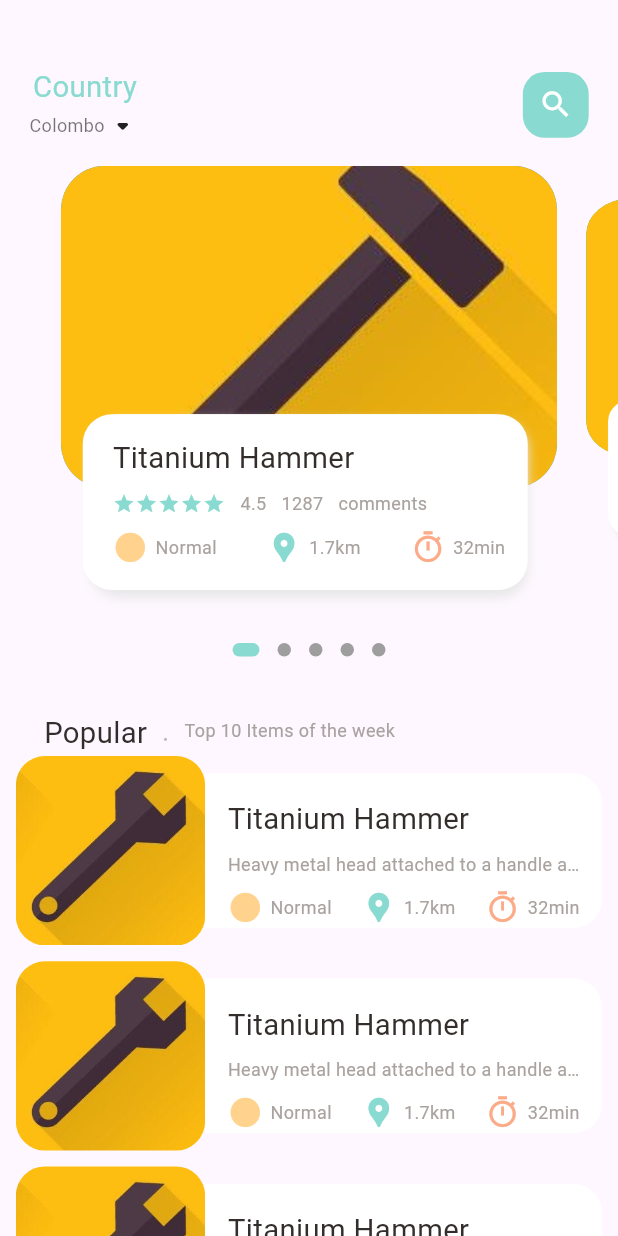
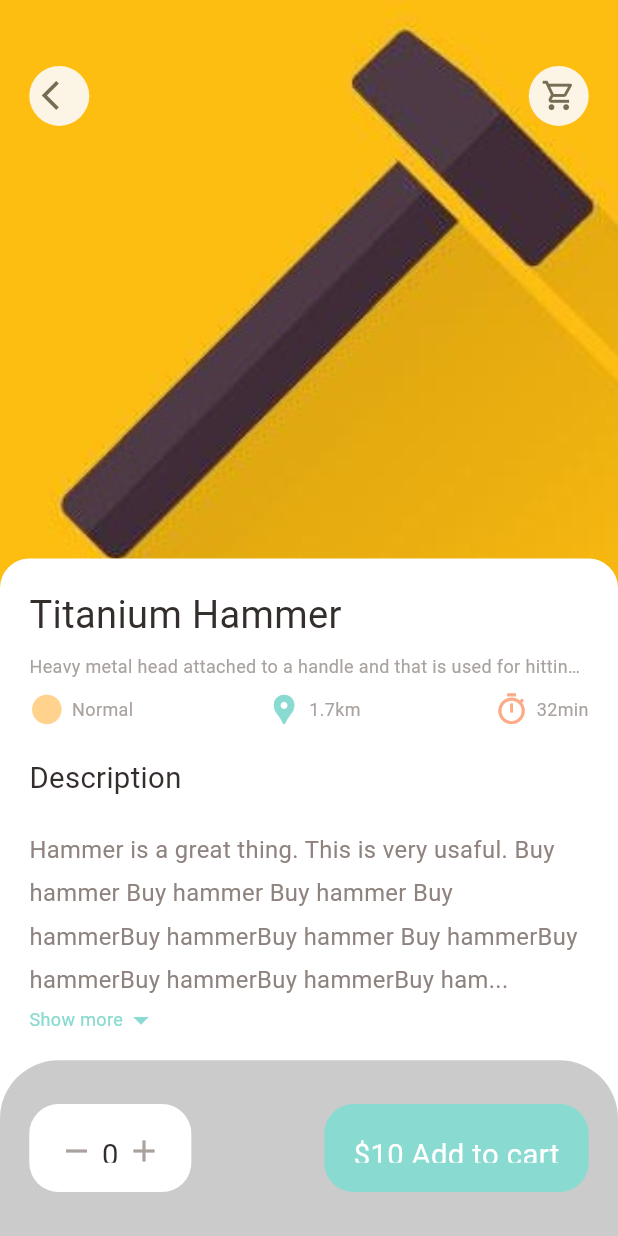
Before and after one commit to piumaldias/HandyPlug, a Flutter app: the screen it shows after launch, on a phone screen of 412 x 824 dp. Run offline on Flutter 3.47's test engine with Material 2 defaults, Android fonts, the light colour scheme and no system bars; drawn by our look-alikes of dots_indicator; our stand-ins replace get.

Commit message:
All are done

```diff
--- a/lib/main.dart
+++ b/lib/main.dart
@@ -1,6 +1,7 @@
 import 'package:flutter/material.dart';
 import 'package:get/get_navigation/src/root/get_material_app.dart';
-import 'package:hardware_app/home/main_store_page.dart';
+import 'package:hardware_app/pages/home/main_store_page.dart';
+import 'package:hardware_app/pages/tools/popular_tools.dart';
 
 void main() {
   runApp(const MyApp());
@@ -20,7 +21,9 @@ class MyApp extends StatelessWidget {
         colorScheme: ColorScheme.fromSeed(seedColor: Colors.deepPurple),
         useMaterial3: true,
       ),
-      home: MainStorePage(),
+      home: PopularToolsDetail(),
+      //home: MainStorePage(),
+
     );
   }
 }
--- a/lib/home/store_page_body.dart
+++ b/lib/pages/home/store_page_body.dart
@@ -3,6 +3,7 @@ import 'package:flutter/cupertino.dart';
 import 'package:flutter/material.dart';
 import 'package:hardware_app/utils/colors.dart';
 import 'package:hardware_app/utils/dimensions.dart';
+import 'package:hardware_app/widgets/app_column.dart';
 import 'package:hardware_app/widgets/big_text.dart';
 import 'package:hardware_app/widgets/icon_and_text_widget.dart';
 import 'package:hardware_app/widgets/small_text.dart';
@@ -97,8 +98,8 @@ class _StorePageBodyState extends State<StorePageBody> {
         ),
 
         //list of items in popular products
-        Container(
-          child: ListView.builder(
+
+        ListView.builder(
               physics: NeverScrollableScrollPhysics(),
               shrinkWrap: true,
               itemCount: 10,
@@ -134,43 +135,7 @@ class _StorePageBodyState extends State<StorePageBody> {
                           child: Container(
                             padding: EdgeInsets.only(
                                 top: Dimensions.height15, left: 15, right: 15),
-                            child: Column(
-                              crossAxisAlignment: CrossAxisAlignment.start,
-                              mainAxisAlignment: MainAxisAlignment.center,
-                              children: [
-                                BigText(
-                                  text: "Titanium Hammer",
-                                  overFlow: TextOverflow.ellipsis,
-                                ),
-                                SizedBox(
-                                  height: Dimensions.height10,
-                                ),
-                                SmallText(
-                                    text:
-                                        "Heavy metal head attached to a handle and that is used for hitting nails or breaking things apart"),
-                                SizedBox(
-                                  height: Dimensions.height10,
-                                ),
-                                Row(
-                                  mainAxisAlignment:
-                                      MainAxisAlignment.spaceBetween,
-                                  children: [
-                                    IconAndTextWidget(
-                                        icon: Icons.circle_sharp,
-                                        text: "Normal",
-                                        iconColor: AppColors.iconColor1),
-                                    IconAndTextWidget(
-                                        icon: Icons.location_pin,
-                                        text: "1.7km",
-                                        iconColor: AppColors.mainColor),
-                                    IconAndTextWidget(
-                                        icon: Icons.timer_sharp,
-                                        text: "32min",
-                                        iconColor: AppColors.iconColor2)
-                                  ],
-                                )
-                              ],
-                            ),
+                            child: AppColumn(text:"Titanium Hammer"),
                           ),
                         ),
                       )
@@ -178,7 +143,6 @@ class _StorePageBodyState extends State<StorePageBody> {
                   ),
                 );
               }),
-        ),
       ],
     );
   }
--- /dev/null
+++ b/lib/pages/tools/popular_tools.dart
@@ -0,0 +1,127 @@
+import 'package:flutter/cupertino.dart';
+import 'package:flutter/material.dart';
+import 'package:hardware_app/utils/dimensions.dart';
+import 'package:hardware_app/widgets/app_column.dart';
+import 'package:hardware_app/widgets/app_icon.dart';
+import 'package:hardware_app/widgets/expandable_text_widget.dart';
+
+import '../../utils/colors.dart';
+import '../../widgets/big_text.dart';
+import '../../widgets/icon_and_text_widget.dart';
+import '../../widgets/small_text.dart';
+
+class PopularToolsDetail extends StatelessWidget {
+  const PopularToolsDetail({super.key});
+
+  @override
+  Widget build(BuildContext context) {
+    return Scaffold(
+      backgroundColor: Colors.white,
+      body: Stack(
+        children: [
+          //background img
+          Positioned(
+              left: 0,
+              right: 0,
+              child: Container(
+                width: double.maxFinite,
+                height: Dimensions.popularToolsImgSize,
+                decoration: BoxDecoration(
+                    image: DecorationImage(
+                        fit: BoxFit.cover,
+                        image: AssetImage("assets/image/tool1.jpg"))),
+              )),
+          //icon widgets
+          Positioned(
+              top: Dimensions.height45,
+              left: Dimensions.width20,
+              right: Dimensions.width20,
+              child: Row(
+                mainAxisAlignment: MainAxisAlignment.spaceBetween,
+                children: [
+                  AppIcon(icon: Icons.arrow_back_ios),
+                  AppIcon(icon: Icons.shopping_cart_outlined)
+                ],
+              )),
+          //tool name and details
+          Positioned(
+              left: 0,
+              right: 0,
+              top: Dimensions.popularToolsImgSize - 20,
+              bottom: 0,
+              child: Container(
+                padding: EdgeInsets.only(
+                    left: Dimensions.width20,
+                    right: Dimensions.width20,
+                    top: Dimensions.height20),
+                decoration: BoxDecoration(
+                  borderRadius: BorderRadius.only(
+                    topLeft: Radius.circular(Dimensions.radius20),
+                    topRight: Radius.circular(Dimensions.radius20)
+                  ),
+                  color: Colors.white,
+                ),
+                child: Column(
+                  crossAxisAlignment: CrossAxisAlignment.start,
+                  children: [
+                    AppColumn(text: "Titanium Hammer"),
+                    SizedBox(height: Dimensions.height20,),
+                    BigText(text: "Description"),
+                    SizedBox(height: Dimensions.height20,),
+                    //expandable text descript
+                    Expanded(child: SingleChildScrollView(child: ExpandableTextWidget(text: "Hammer is a great thing. This is very usaful. Buy hammer Buy hammer Buy hammer Buy hammerBuy hammerBuy hammer Buy hammerBuy hammerBuy hammerBuy hammerBuy hammer .Hammer is a great thing. This is very usaful. Buy hammer Buy hammer Buy hammer Buy hammerBuy hammerBuy hammer Buy hammerBuy hammerBuy hammerBuy hammerBuy hammer .Hammer is a great thing. This is very usaful. Buy hammer Buy hammer Buy hammer Buy hammerBuy hammerBuy hammer Buy hammerBuy hammerBuy hammerBuy hammerBuy hammer .Hammer is a great thing. This is very usaful. Buy hammer Buy hammer Buy hammer Buy hammerBuy hammerBuy hammer Buy hammerBuy hammerBuy hammerBuy hammerBuy hammer .Hammer is a great thing. This is very usaful. Buy hammer Buy hammer Buy hammer Buy hammerBuy hammerBuy hammer Buy hammerBuy hammerBuy hammerBuy hammerBuy hammer")
+                      ,))
+
+                    ],
+                ),
+              ))
+
+        ],
+      ),
+      bottomNavigationBar: Container(
+        height: Dimensions.bottomHeightBar,
+        padding: EdgeInsets.only(top: Dimensions.height30,bottom: Dimensions.height30,left: Dimensions.width20,right: Dimensions.width20),
+        decoration: BoxDecoration(
+          color: AppColors.buttonBackgroundColor,
+          borderRadius: BorderRadius.only(
+            topRight: Radius.circular(Dimensions.radius20*2),
+            topLeft: Radius.circular(Dimensions.radius20*2),
+
+          )
+        ),
+        child: Row(
+          mainAxisAlignment: MainAxisAlignment.spaceBetween,
+          children: [
+            Container(
+              padding:EdgeInsets.only(top: Dimensions.height20,bottom: Dimensions.height20,left: Dimensions.width20,right: Dimensions.width20),
+              decoration: BoxDecoration(
+                borderRadius: BorderRadius.circular(Dimensions.radius20),
+                color: Colors.white,
+
+              ),
+              child: Row(
+                children: [
+                  Icon((Icons.remove),color: AppColors.signColor,),
+                  SizedBox(width:Dimensions.width10/2),
+                  BigText(text: "0"),
+                  SizedBox(width:Dimensions.width10/2),
+                  Icon(Icons.add,color: AppColors.signColor,)
+                ],
+              ),
+            ),
+            Container(
+        padding:EdgeInsets.only(top: Dimensions.height20,bottom: Dimensions.height20,left: Dimensions.width20,right: Dimensions.width20),
+        decoration: BoxDecoration(
+          borderRadius: BorderRadius.circular(Dimensions.radius20),
+          color: AppColors.mainColor,
+
+        ),
+        child: Row(
+
+          children: [BigText(text: "\$10",color: Colors.white,),SizedBox(width:Dimensions.width10/2),BigText(text: "Add to cart",color: Colors.white)]))
+          ],
+        ),
+      ),
+    );
+  }
+}
--- /dev/null
+++ b/lib/pages/tools/recommeded_tool_detail.dart
@@ -0,0 +1,21 @@
+import 'package:flutter/material.dart';
+
+class RecommendedToolDetail extends StatelessWidget {
+  const RecommendedToolDetail({super.key});
+
+  @override
+  Widget build(BuildContext context) {
+    return  Scaffold(
+      body: CustomScrollView(
+        slivers: [
+          SliverAppBar(
+            flexibleSpace: FlexibleSpaceBar(
+              background: Image.asset(
+              "assets/image/tool1.jpg"),
+            ),
+          )
+        ],
+      ),
+    );
+  }
+}
--- a/lib/utils/colors.dart
+++ b/lib/utils/colors.dart
@@ -7,7 +7,7 @@ class AppColors{
   static final Color iconColor1 = const Color(0xFFffd28d);
   static final Color iconColor2 = const Color(0xFFfcab88);
   static final Color paraColor = const Color(0xFF8f837f);
-  static final Color buttonBackgroundColor= const Color(0xFFf7f6f4);
+  static final Color buttonBackgroundColor= const Color(0xffcbcbcb);
   static final Color signColor = const Color(0xFFa9a29f);
   static final Color titleColor = const Color(0xFF5c524f);
   static final Color mainBlackColor = const Color(0xFF332d2b);
--- a/lib/utils/dimensions.dart
+++ b/lib/utils/dimensions.dart
@@ -22,12 +22,23 @@ static double width15 = screenHeight/56.27;
 static double width20 = screenHeight/42.2;
 static double width30 = screenHeight/28.13;
 
+
+//fontisz
+static double font16= screenHeight/52;
 static double font20= screenHeight/42.2;
+static double font26= screenHeight/32.46;
 
 static double radius15 = screenHeight/56.27;
 static double radius20 = screenHeight/42.2;
 static double radius30 = screenHeight/28.13;
 
+//icon size
 static double iconSize24 =  screenHeight/35.17;
+static double iconSize16 = screenHeight /35.17;
+
+//populartoolds img
+static double popularToolsImgSize = screenHeight/2.1;
+//bottom height
+static double bottomHeightBar= screenHeight/7.03;
 
 }
--- /dev/null
+++ b/lib/widgets/app_column.dart
@@ -0,0 +1,54 @@
+import 'package:flutter/cupertino.dart';
+import 'package:flutter/material.dart';
+import 'package:hardware_app/widgets/small_text.dart';
+
+import '../utils/colors.dart';
+import '../utils/dimensions.dart';
+import 'big_text.dart';
+import 'icon_and_text_widget.dart';
+
+class AppColumn extends StatelessWidget {
+  final String text ;
+
+  const AppColumn({super.key,required this.text});
+
+  @override
+  Widget build(BuildContext context) {
+    return  Column(
+      crossAxisAlignment: CrossAxisAlignment.start,
+      children: [
+        BigText(
+          text: text,
+          overFlow: TextOverflow.ellipsis,
+          size: Dimensions.font26,
+        ),
+        SizedBox(
+          height: Dimensions.height10,
+        ),
+        SmallText(
+            text:
+            "Heavy metal head attached to a handle and that is used for hitting nails or breaking things apart"),
+        SizedBox(
+          height: Dimensions.height10,
+        ),
+        Row(
+          mainAxisAlignment: MainAxisAlignment.spaceBetween,
+          children: [
+            IconAndTextWidget(
+                icon: Icons.circle_sharp,
+                text: "Normal",
+                iconColor: AppColors.iconColor1),
+            IconAndTextWidget(
+                icon: Icons.location_pin,
+                text: "1.7km",
+                iconColor: AppColors.mainColor),
+            IconAndTextWidget(
+                icon: Icons.timer_sharp,
+                text: "32min",
+                iconColor: AppColors.iconColor2)
+          ],
+        )
+      ],
+    );
+  }
+}
--- /dev/null
+++ b/lib/widgets/app_icon.dart
@@ -0,0 +1,34 @@
+import 'dart:ui';
+
+import 'package:flutter/cupertino.dart';
+import 'package:hardware_app/utils/dimensions.dart';
+
+class AppIcon extends StatelessWidget {
+  final IconData icon;
+  final Color backgroundColor;
+  final Color iconColor;
+  final double size;
+  AppIcon({Key? key,
+  required this.icon,
+this.backgroundColor = const Color(0XffFcf4e4),
+    this.iconColor = const Color(0xff756d54),
+    this.size=40
+  }) :super(key:key);
+
+  @override
+  Widget build(BuildContext context) {
+    return Container(
+      width: size ,
+      height: size,
+      decoration: BoxDecoration(
+        borderRadius: BorderRadius.circular(size/2),
+        color: backgroundColor,
+      ),
+        child: Icon(
+      icon,
+      color: iconColor,
+      size: Dimensions.iconSize16,
+      ),
+    );
+  }
+}
--- /dev/null
+++ b/lib/widgets/expandable_text_widget.dart
@@ -0,0 +1,58 @@
+import 'package:flutter/cupertino.dart';
+import 'package:flutter/material.dart';
+import 'package:hardware_app/utils/colors.dart';
+import 'package:hardware_app/utils/dimensions.dart';
+import 'package:hardware_app/widgets/small_text.dart';
+
+class ExpandableTextWidget extends StatefulWidget {
+  final String text;
+  const ExpandableTextWidget({super.key,required this.text});
+
+  @override
+  State<ExpandableTextWidget> createState() => _ExpandableTextWidgetState();
+}
+
+class _ExpandableTextWidgetState extends State<ExpandableTextWidget> {
+  late String firstHalf;
+  late String secondHalf;
+
+  bool hiddenText =true;
+  double textHeght =150*Dimensions.atomicHeight;
+
+  @override
+  void initState()  {
+    super.initState();
+    if(widget.text.length>textHeght){
+      firstHalf = widget.text.substring(0,textHeght.toInt());
+      secondHalf = widget.text.substring(textHeght.toInt()+1,widget.text.length);
+    }else{
+      firstHalf = widget.text;
+      secondHalf = "";
+    }
+  }
+  @override
+  Widget build(BuildContext context) {
+    return Container(
+      child: secondHalf.isEmpty?SmallText(color: AppColors.paraColor,size:Dimensions.font16,text: firstHalf,overFlow: TextOverflow.visible):Column(
+        children: [
+          SmallText(height: 1.8,color: AppColors.paraColor,size:Dimensions.font16,overFlow: TextOverflow.visible,text: hiddenText?(firstHalf+"..."):(firstHalf+secondHalf),),
+          InkWell(
+            onTap: (){
+              setState(() {
+                hiddenText=!hiddenText;
+              });
+            },
+            child: (
+            Row(
+              children: [
+                SmallText(text: "Show more",color: AppColors.mainColor,),
+                Icon(hiddenText?Icons.arrow_drop_down:Icons.arrow_drop_up,color: AppColors.mainColor,)
+              ],
+            )
+            ),
+          )
+        ],
+      ),
+    );
+  }
+}
```
Also changed, not shown: lib/pages/home/main_store_page.dart (renamed from lib/home/main_store_page.dart, +18 -15 lines).
